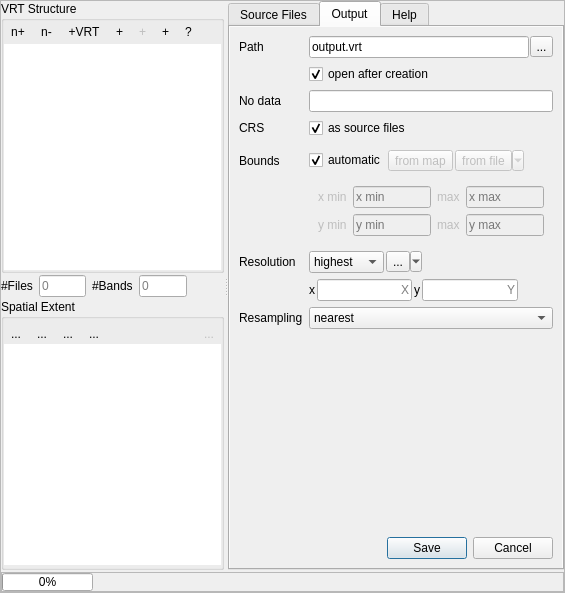
Before: the Qt Designer form vrtbuilder/ui/vrtbuilder.ui in jakimowb/virtual-raster-builder, drawn with Qt 5.
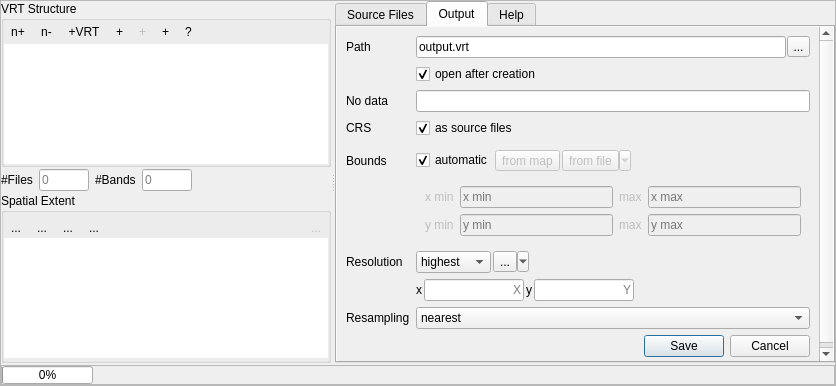
After: the same form once the commit is applied. The open tabs and pages were chosen to show the change. Icons and pictures are not drawn. Custom widgets are drawn as their Qt base class.

```diff
--- a/vrtbuilder/ui/vrtbuilder.ui
+++ b/vrtbuilder/ui/vrtbuilder.ui
@@ -6,8 +6,8 @@
    <rect>
     <x>0</x>
     <y>0</y>
-    <width>565</width>
-    <height>593</height>
+    <width>836</width>
+    <height>386</height>
    </rect>
   </property>
   <property name="minimumSize">
@@ -702,8 +702,8 @@
                <rect>
                 <x>0</x>
                 <y>0</y>
-                <width>342</width>
-                <height>541</height>
+                <width>494</width>
+                <height>362</height>
                </rect>
               </property>
               <layout class="QGridLayout" name="gridLayout_2">
```
